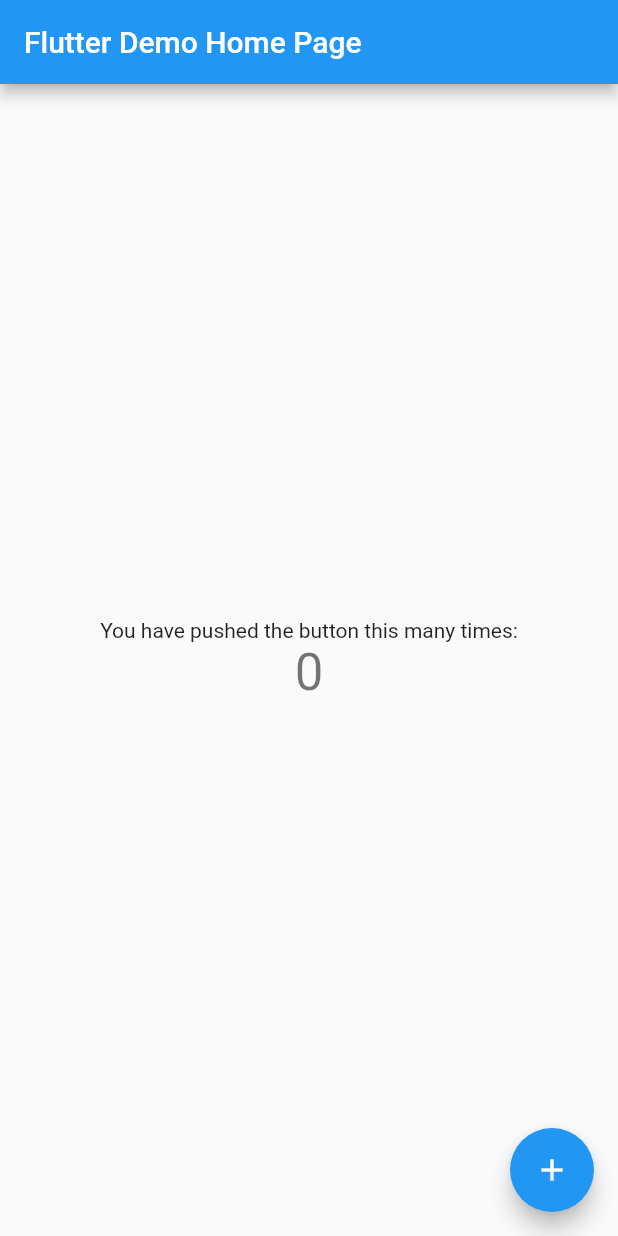
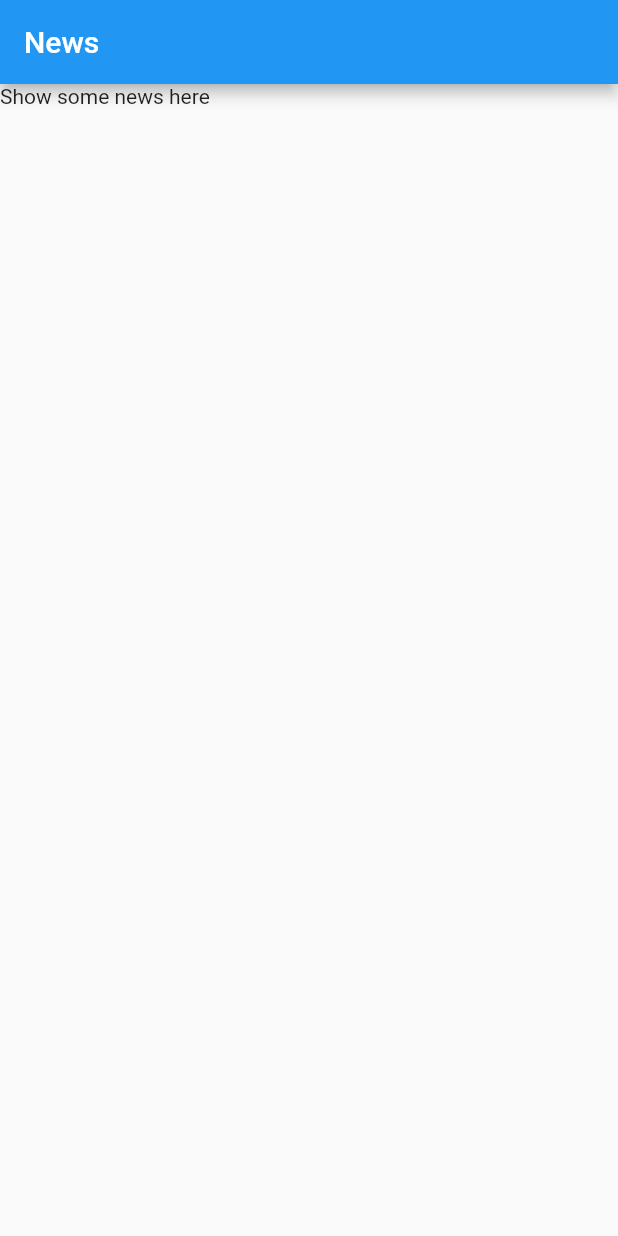
Before and after one commit to ImAnkitraj/HackerNews-App, a Flutter app: the screen it shows after launch, on a phone screen of 412 x 824 dp. Run offline on Flutter 3.47's test engine with Material 2 defaults, Android fonts, the phone set to English and light mode, and no system bars; our stand-ins replace sqflite; accounts and stored records are empty.

Commit message:
App Boilerplate

```diff
--- a/lib/main.dart
+++ b/lib/main.dart
@@ -1,111 +1,5 @@
 import 'package:flutter/material.dart';
-
-void main() => runApp(MyApp());
-
-class MyApp extends StatelessWidget {
-  // This widget is the root of your application.
-  @override
-  Widget build(BuildContext context) {
-    return MaterialApp(
-      title: 'Flutter Demo',
-      theme: ThemeData(
-        // This is the theme of your application.
-        //
-        // Try running your application with "flutter run". You'll see the
-        // application has a blue toolbar. Then, without quitting the app, try
-        // changing the primarySwatch below to Colors.green and then invoke
-        // "hot reload" (press "r" in the console where you ran "flutter run",
-        // or simply save your changes to "hot reload" in a Flutter IDE).
-        // Notice that the counter didn't reset back to zero; the application
-        // is not restarted.
-        primarySwatch: Colors.blue,
-      ),
-      home: MyHomePage(title: 'Flutter Demo Home Page'),
-    );
-  }
+import 'src/app.dart';
+void main(){
+  runApp(App());
 }
-
-class MyHomePage extends StatefulWidget {
-  MyHomePage({Key key, this.title}) : super(key: key);
-
-  // This widget is the home page of your application. It is stateful, meaning
-  // that it has a State object (defined below) that contains fields that affect
-  // how it looks.
-
-  // This class is the configuration for the state. It holds the values (in this
-  // case the title) provided by the parent (in this case the App widget) and
-  // used by the build method of the State. Fields in a Widget subclass are
-  // always marked "final".
-
-  final String title;
-
-  @override
-  _MyHomePageState createState() => _MyHomePageState();
-}
-
-class _MyHomePageState extends State<MyHomePage> {
-  int _counter = 0;
-
-  void _incrementCounter() {
-    setState(() {
-      // This call to setState tells the Flutter framework that something has
-      // changed in this State, which causes it to rerun the build method below
-      // so that the display can reflect the updated values. If we changed
-      // _counter without calling setState(), then the build method would not be
-      // called again, and so nothing would appear to happen.
-      _counter++;
-    });
-  }
-
-  @override
-  Widget build(BuildContext context) {
-    // This method is rerun every time setState is called, for instance as done
-    // by the _incrementCounter method above.
-    //
-    // The Flutter framework has been optimized to make rerunning build methods
-    // fast, so that you can just rebuild anything that needs updating rather
-    // than having to individually change instances of widgets.
-    return Scaffold(
-      appBar: AppBar(
-        // Here we take the value from the MyHomePage object that was created by
-        // the App.build method, and use it to set our appbar title.
-        title: Text(widget.title),
-      ),
-      body: Center(
-        // Center is a layout widget. It takes a single child and positions it
-        // in the middle of the parent.
-        child: Column(
-          // Column is also a layout widget. It takes a list of children and
-          // arranges them vertically. By default, it sizes itself to fit its
-          // children horizontally, and tries to be as tall as its parent.
-          //
-          // Invoke "debug painting" (press "p" in the console, choose the
-          // "Toggle Debug Paint" action from the Flutter Inspector in Android
-          // Studio, or the "Toggle Debug Paint" command in Visual Studio Code)
-          // to see the wireframe for each widget.
-          //
-          // Column has various properties to control how it sizes itself and
-          // how it positions its children. Here we use mainAxisAlignment to
-          // center the children vertically; the main axis here is the vertical
-          // axis because Columns are vertical (the cross axis would be
-          // horizontal).
-          mainAxisAlignment: MainAxisAlignment.center,
-          children: <Widget>[
-            Text(
-              'You have pushed the button this many times:',
-            ),
-            Text(
-              '$_counter',
-              style: Theme.of(context).textTheme.display1,
-            ),
-          ],
-        ),
-      ),
-      floatingActionButton: FloatingActionButton(
-        onPressed: _incrementCounter,
-        tooltip: 'Increment',
-        child: Icon(Icons.add),
-      ), // This trailing comma makes auto-formatting nicer for build methods.
-    );
-  }
-}
--- /dev/null
+++ b/lib/src/app.dart
@@ -0,0 +1,10 @@
+import 'package:flutter/material.dart';
+import 'screens/news_list.dart';
+class App extends StatelessWidget {
+  Widget build(context){
+    return MaterialApp(
+      title: 'News',
+      home: NewsList(),
+    );
+  }
+}
--- /dev/null
+++ b/lib/src/screens/news_list.dart
@@ -0,0 +1,12 @@
+import 'package:flutter/material.dart';
+
+class NewsList extends StatelessWidget{
+  build(context){
+    return Scaffold(
+      appBar: AppBar(
+        title:Text('News'),
+      ),
+      body: Text('Show some news here'),
+    );
+  }
+}
--- a/pubspec.yaml
+++ b/pubspec.yaml
@@ -23,9 +23,8 @@ dependencies:
   # The following adds the Cupertino Icons font to your application.
   # Use with the CupertinoIcons class for iOS style icons.
   cupertino_icons: ^0.1.2
-
   sqflite:
-  path_provider: ^0.4.1
+  path_provider:
   http:
   test:
 
```
Also changed, not shown: lib/src/models/item_model.dart (+35 -0 lines), lib/src/resources/news_api_provider.dart (renamed from lib/src/resources/new_api_provider.dart, +9 -5 lines), lib/src/resources/news_db_provider.dart (added, +75 -0 lines), lib/src/resources/repository.dart (added, +48 -0 lines), pubspec.lock, 2 other files.
